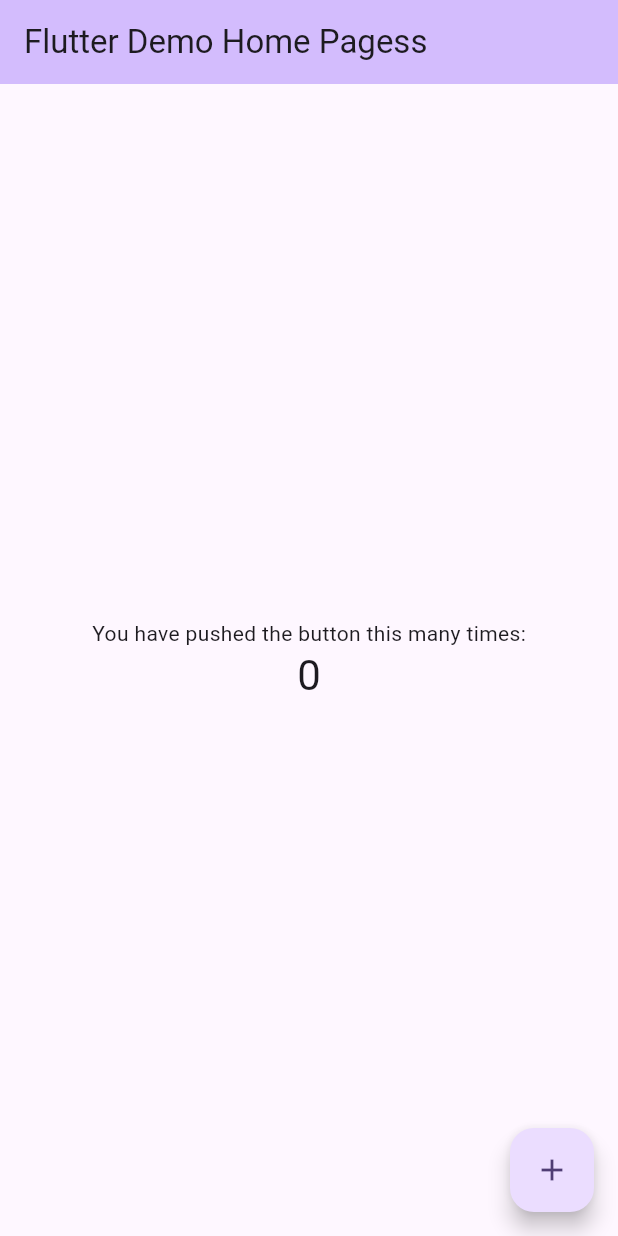
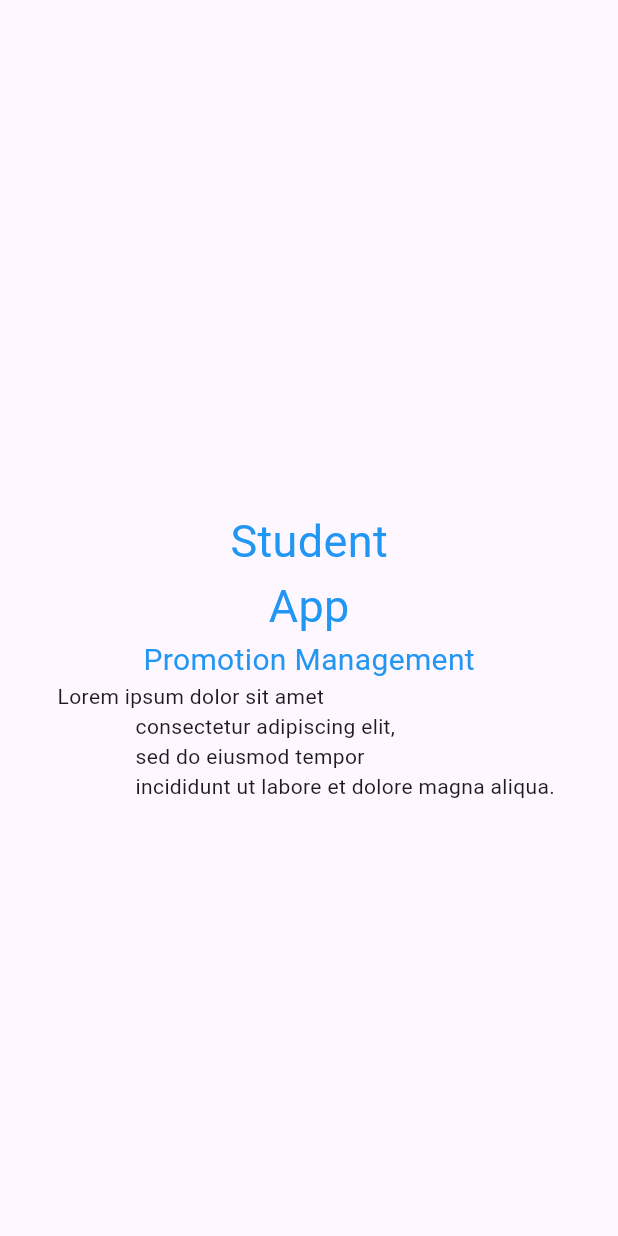
Before and after one commit to alainkatayi/first_flutter_app, a Flutter app: the screen it shows after launch, on a phone screen of 412 x 824 dp. Run offline on Flutter 3.47's test engine with Material 3 defaults, Android fonts, the phone set to English and light mode, and no system bars.

Commit message:
Creation de la welcomePage

```diff
--- a/lib/main.dart
+++ b/lib/main.dart
@@ -1,125 +1,21 @@
-import 'package:flutter/material.dart';
+import "package:flutter/material.dart";
+import "package:app_flutter/pages/welcomePage.dart";
 
 void main() {
-  runApp(const MyApp());
+  // Suggested code may be subject to a license. Learn more: ~LicenseLog:139388370.
+  // Suggested code may be subject to a license. Learn more: ~LicenseLog:892911072.
+  runApp(MonApllication());
 }
 
-class MyApp extends StatelessWidget {
-  const MyApp({super.key});
-
-  // This widget is the root of your application.
+class MonApllication extends StatelessWidget {
   @override
   Widget build(BuildContext context) {
+    // Suggested code may be subject to a license. Learn more: ~LicenseLog:3930671534.
+    // Suggested code may be subject to a license. Learn more: ~LicenseLog:3890395761.
     return MaterialApp(
-      title: 'Flutter Demo',
-      theme: ThemeData(
-        // This is the theme of your application.
-        //
-        // TRY THIS: Try running your application with "flutter run". You'll see
-        // the application has a blue toolbar. Then, without quitting the app,
-        // try changing the seedColor in the colorScheme below to Colors.green
-        // and then invoke "hot reload" (save your changes or press the "hot
-        // reload" button in a Flutter-supported IDE, or press "r" if you used
-        // the command line to start the app).
-        //
-        // Notice that the counter didn't reset back to zero; the application
-        // state is not lost during the reload. To reset the state, use hot
-        // restart instead.
-        //
-        // This works for code too, not just values: Most code changes can be
-        // tested with just a hot reload.
-        colorScheme: ColorScheme.fromSeed(seedColor: Colors.deepPurple),
-        useMaterial3: true,
-      ),
-      home: const MyHomePage(title: 'Flutter Demo Home Pagess'),
+      title: "Mon app",
+      debugShowCheckedModeBanner: false,
+      home: WelcomePage(),
     );
   }
 }
-
-class MyHomePage extends StatefulWidget {
-  const MyHomePage({super.key, required this.title});
-
-  // This widget is the home page of your application. It is stateful, meaning
-  // that it has a State object (defined below) that contains fields that affect
-  // how it looks.
-
-  // This class is the configuration for the state. It holds the values (in this
-  // case the title) provided by the parent (in this case the App widget) and
-  // used by the build method of the State. Fields in a Widget subclass are
-  // always marked "final".
-
-  final String title;
-
-  @override
-  State<MyHomePage> createState() => _MyHomePageState();
-}
-
-class _MyHomePageState extends State<MyHomePage> {
-  int _counter = 0;
-
-  void _incrementCounter() {
-    setState(() {
-      // This call to setState tells the Flutter framework that something has
-      // changed in this State, which causes it to rerun the build method below
-      // so that the display can reflect the updated values. If we changed
-      // _counter without calling setState(), then the build method would not be
-      // called again, and so nothing would appear to happen.
-      _counter++;
-    });
-  }
-
-  @override
-  Widget build(BuildContext context) {
-    // This method is rerun every time setState is called, for instance as done
-    // by the _incrementCounter method above.
-    //
-    // The Flutter framework has been optimized to make rerunning build methods
-    // fast, so that you can just rebuild anything that needs updating rather
-    // than having to individually change instances of widgets.
-    return Scaffold(
-      appBar: AppBar(
-        // TRY THIS: Try changing the color here to a specific color (to
-        // Colors.amber, perhaps?) and trigger a hot reload to see the AppBar
-        // change color while the other colors stay the same.
-        backgroundColor: Theme.of(context).colorScheme.inversePrimary,
-        // Here we take the value from the MyHomePage object that was created by
-        // the App.build method, and use it to set our appbar title.
-        title: Text(widget.title),
-      ),
-      body: Center(
-        // Center is a layout widget. It takes a single child and positions it
-        // in the middle of the parent.
-        child: Column(
-          // Column is also a layout widget. It takes a list of children and
-          // arranges them vertically. By default, it sizes itself to fit its
-          // children horizontally, and tries to be as tall as its parent.
-          //
-          // Column has various properties to control how it sizes itself and
-          // how it positions its children. Here we use mainAxisAlignment to
-          // center the children vertically; the main axis here is the vertical
-          // axis because Columns are vertical (the cross axis would be
-          // horizontal).
-          //
-          // TRY THIS: Invoke "debug painting" (choose the "Toggle Debug Paint"
-          // action in the IDE, or press "p" in the console), to see the
-          // wireframe for each widget.
-          mainAxisAlignment: MainAxisAlignment.center,
-          children: <Widget>[
-            const Text(
-              'You have pushed the button this many times:',
-            ),
-            Text(
-              '$_counter',
-              style: Theme.of(context).textTheme.headlineMedium,
-            ),
-          ],
-        ),
-      ),
-      floatingActionButton: FloatingActionButton(
-        onPressed: _incrementCounter,
-        tooltip: 'Increment',
-        child: const Icon(Icons.add),
-      ), // This trailing comma makes auto-formatting nicer for build methods.
-    );
-  }
-}
--- /dev/null
+++ b/lib/pages/welcomePage.dart
@@ -0,0 +1,28 @@
+import 'package:flutter/material.dart';
+
+// Suggested code may be subject to a license. Learn more: ~LicenseLog:328319036.
+class WelcomePage extends StatelessWidget {
+  @override
+  Widget build(BuildContext context) {
+    return const Scaffold(
+      //home:appBar:AppBar;
+      body: Column(
+        mainAxisAlignment: MainAxisAlignment.center,
+        crossAxisAlignment: CrossAxisAlignment.center,
+        children: [
+          SizedBox(
+            height: 50,
+          ),
+          SizedBox(width: double.infinity),
+          Text("Student", style: TextStyle(fontSize: 30, color: Colors.blue)),
+          Text("App", style: TextStyle(fontSize: 30, color: Colors.blue)),
+          Text("Promotion Management", style: TextStyle(fontSize: 20, color: Colors.blue)),
+          Text("""Lorem ipsum dolor sit amet
+              consectetur adipiscing elit,
+              sed do eiusmod tempor
+              incididunt ut labore et dolore magna aliqua. """),
+        ],
+      ),
+    );
+  }
+}
```
